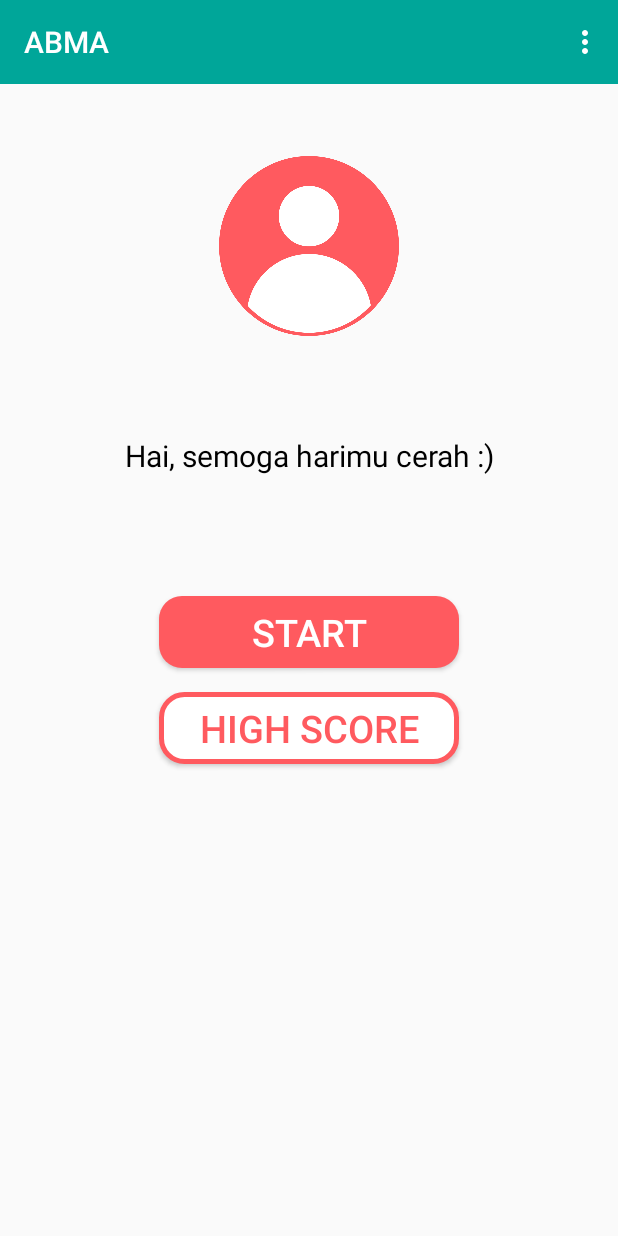
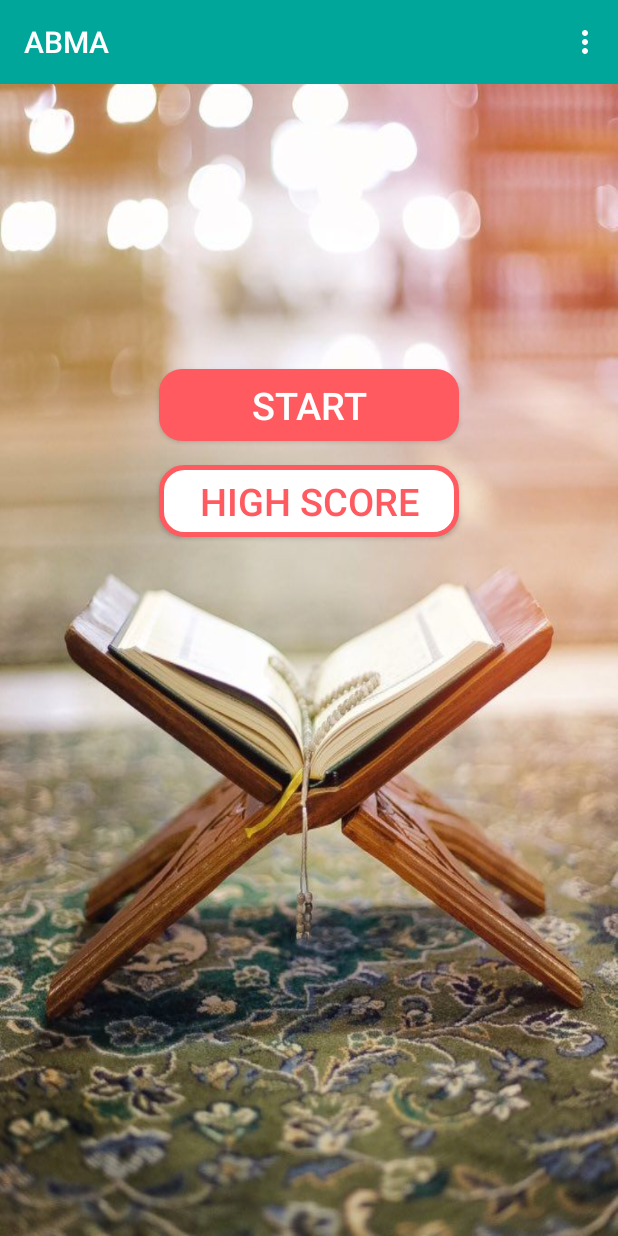
Before and after one commit to afiffauz1/ABMA, an Android app: the MainActivity screen opened directly, with no data from a screen before it, on a phone screen of 412 x 824 dp. Run offline under Robolectric (Android 15) with nearby library versions, the phone set to English and light mode, and no system bars; our stand-ins replace Firebase (no records; nobody signed in at launch, a user with empty details on screens opened directly); 1 statement that could not run was skipped.

Commit message:
bug fix in main_acitivity.java, add name view and status view in account activities, add bg in main activities

```diff
--- a/app/src/main/java/com/example/muhammadafiffauzi/abma/AccountActivity.java
+++ b/app/src/main/java/com/example/muhammadafiffauzi/abma/AccountActivity.java
@@ -13,8 +13,11 @@ import android.widget.Toast;
 import com.google.android.gms.tasks.OnCompleteListener;
 import com.google.android.gms.tasks.Task;
 import com.google.firebase.auth.FirebaseAuth;
+import com.google.firebase.database.DataSnapshot;
+import com.google.firebase.database.DatabaseError;
 import com.google.firebase.database.DatabaseReference;
 import com.google.firebase.database.FirebaseDatabase;
+import com.google.firebase.database.ValueEventListener;
 
 import java.util.HashMap;
 
@@ -28,7 +31,7 @@ public class AccountActivity extends AppCompatActivity {
 
     private String currentUserId;
     private FirebaseAuth mAuth;
-    private DatabaseReference rootRef;
+    private DatabaseReference mDatabase;
 
     @Override
     protected void onCreate(Bundle savedInstanceState) {
@@ -42,7 +45,7 @@ public class AccountActivity extends AppCompatActivity {
 
         mAuth = FirebaseAuth.getInstance();
         currentUserId = mAuth.getCurrentUser().getUid();
-        rootRef = FirebaseDatabase.getInstance().getReference();
+        mDatabase = FirebaseDatabase.getInstance().getReference();
 
 
         btn_update.setOnClickListener(new View.OnClickListener() {
@@ -51,6 +54,30 @@ public class AccountActivity extends AppCompatActivity {
                 updateAccount();
             }
         });
+
+        mDatabase.child("Users").child(currentUserId).addValueEventListener(new ValueEventListener() {
+            @Override
+            public void onDataChange(@NonNull DataSnapshot dataSnapshot) {
+                if (dataSnapshot.exists()){
+                    String name_view = dataSnapshot.child("name").getValue().toString();
+                    String status_view = dataSnapshot.child("status").getValue().toString();
+
+                    userName.setText(name_view);
+                    userStatus.setText(status_view);
+                }
+            }
+
+            @Override
+            public void onCancelled(@NonNull DatabaseError databaseError) {
+
+            }
+        });
+    }
+
+    @Override
+    public void onBackPressed() {
+        super.onBackPressed();
+        sendUserToMainActivity();
     }
 
     private void updateAccount() {
@@ -71,7 +98,7 @@ public class AccountActivity extends AppCompatActivity {
             profileMap.put("name", setUserName);
             profileMap.put("status", setStatus);
 
-            rootRef.child("Users").child(currentUserId).setValue(profileMap)
+            mDatabase.child("Users").child(currentUserId).setValue(profileMap)
                     .addOnCompleteListener(new OnCompleteListener<Void>() {
                         @Override
                         public void onComplete(@NonNull Task<Void> task) {
--- a/app/src/main/java/com/example/muhammadafiffauzi/abma/MainActivity.java
+++ b/app/src/main/java/com/example/muhammadafiffauzi/abma/MainActivity.java
@@ -25,10 +25,7 @@ public class MainActivity extends AppCompatActivity {
     private FirebaseAuth mAuth;
     private DatabaseReference mDatabase;
 
-    private TextView nameView;
-    private TextView statusView;
 
-    private String currentUserId;
     private DatabaseReference userDetail;
 
     @Override
@@ -37,37 +34,13 @@ public class MainActivity extends AppCompatActivity {
         setContentView(R.layout.activity_main);
 
 
-        nameView = (TextView) findViewById(R.id.name_view);
-        statusView = (TextView) findViewById(R.id.status_view);
-
         mAuth = FirebaseAuth.getInstance();
         currentUser = mAuth.getCurrentUser();
-        currentUserId = mAuth.getCurrentUser().getUid();
 
-        userDetail = FirebaseDatabase.getInstance().getReference().child("Users").child(currentUserId);
         mDatabase = FirebaseDatabase.getInstance().getReference();
 
         mToolbar = (Toolbar) findViewById(R.id.main_toolbar);
         setSupportActionBar(mToolbar);
-
-        userDetail.addValueEventListener(new ValueEventListener() {
-            @Override
-            public void onDataChange(@NonNull DataSnapshot dataSnapshot) {
-
-                if (dataSnapshot.exists()){
-                    String name_view = dataSnapshot.child("name").getValue().toString();
-                    String status_view = dataSnapshot.child("status").getValue().toString();
-
-                    nameView.setText(name_view);
-                    statusView.setText(status_view);
-                }
-            }
-
-            @Override
-            public void onCancelled(@NonNull DatabaseError databaseError) {
-
-            }
-        });
 
     }
 
--- a/app/src/main/res/layout/activity_main.xml
+++ b/app/src/main/res/layout/activity_main.xml
@@ -4,7 +4,8 @@
     xmlns:tools="http://schemas.android.com/tools"
     android:layout_width="match_parent"
     android:layout_height="match_parent"
-    tools:context=".MainActivity">
+    tools:context=".MainActivity"
+    android:background="@drawable/bg_thumbnail">
 
     <android.support.v7.widget.Toolbar
         android:id="@+id/main_toolbar"
@@ -16,35 +17,21 @@
         android:background="@color/colorPrimary"
         android:theme="@style/ThemeOverlay.AppCompat.Dark.ActionBar" />
 
-    <ImageView
-        android:id="@+id/photo_profile"
-        android:layout_width="120dp"
-        android:layout_height="120dp"
-        android:layout_alignParentStart="true"
-        android:layout_alignParentEnd="true"
-        android:layout_alignParentBottom="true"
-        android:layout_marginStart="8dp"
-        android:layout_marginTop="48dp"
-        android:layout_marginEnd="8dp"
-        app:layout_constraintEnd_toEndOf="parent"
-        app:layout_constraintStart_toStartOf="parent"
-        app:layout_constraintTop_toBottomOf="@+id/main_toolbar"
-        app:srcCompat="@drawable/profpic" />
 
     <Button
         android:id="@+id/btn_level_list"
         android:layout_width="200dp"
         android:layout_height="wrap_content"
         android:layout_marginStart="8dp"
-        android:layout_marginTop="80dp"
+        android:layout_marginTop="190dp"
         android:layout_marginEnd="8dp"
         android:background="@drawable/button_solid"
         android:text="START"
         android:textColor="#ffffff"
-        android:textSize="25dp"
+        android:textSize="25sp"
         app:layout_constraintEnd_toEndOf="parent"
         app:layout_constraintStart_toStartOf="parent"
-        app:layout_constraintTop_toBottomOf="@+id/status_view" />
+        app:layout_constraintTop_toBottomOf="@+id/main_toolbar" />
 
     <Button
         android:id="@+id/btn_highscore"
@@ -57,41 +44,12 @@
         android:background="@drawable/button_overline"
         android:text="HIGH SCORE"
         android:textColor="@color/colorAccent"
-        android:textSize="25dp"
+        android:textSize="25sp"
         app:layout_constraintBottom_toBottomOf="parent"
         app:layout_constraintEnd_toEndOf="parent"
         app:layout_constraintStart_toStartOf="parent"
         app:layout_constraintTop_toBottomOf="@+id/btn_level_list"
         app:layout_constraintVertical_bias="0.0" />
 
-    <TextView
-        android:id="@+id/name_view"
-        android:layout_width="wrap_content"
-        android:layout_height="wrap_content"
-        android:layout_marginStart="8dp"
-        android:layout_marginTop="20dp"
-        android:layout_marginEnd="8dp"
-        android:textSize="30dp"
-        android:textColor="#000000"
-        android:textStyle="bold"
-        android:textAlignment="center"
-        app:layout_constraintEnd_toEndOf="parent"
-        app:layout_constraintStart_toStartOf="parent"
-        app:layout_constraintTop_toBottomOf="@+id/photo_profile" />
-
-    <TextView
-        android:id="@+id/status_view"
-        android:layout_width="wrap_content"
-        android:layout_height="wrap_content"
-        android:layout_marginStart="8dp"
-        android:layout_marginTop="5dp"
-        android:layout_marginEnd="8dp"
-        android:textSize="20dp"
-        android:textColor="#000000"
-        android:textAlignment="center"
-        android:text="Hai, semoga harimu cerah :)"
-        app:layout_constraintEnd_toEndOf="parent"
-        app:layout_constraintStart_toStartOf="parent"
-        app:layout_constraintTop_toBottomOf="@+id/name_view" />
 
 </android.support.constraint.ConstraintLayout>
```
Also changed, not shown: app/src/main/res/drawable/bg_thumbnail.jpg (added).
